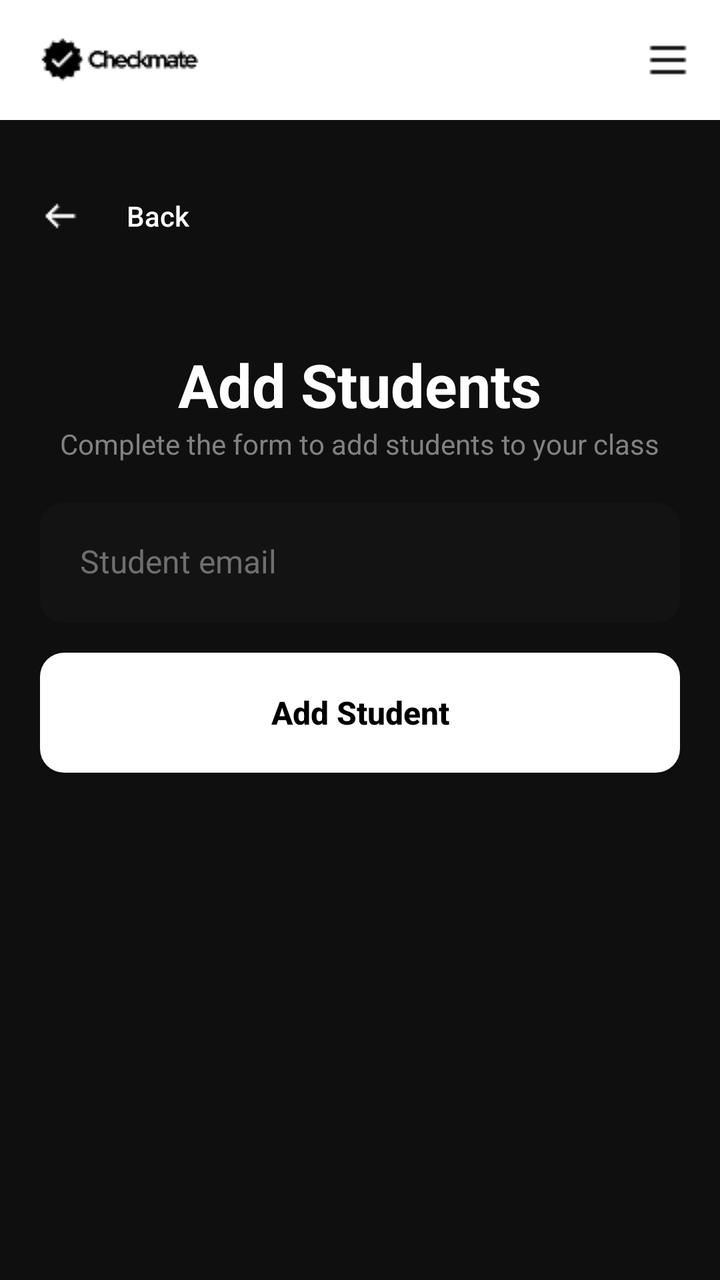
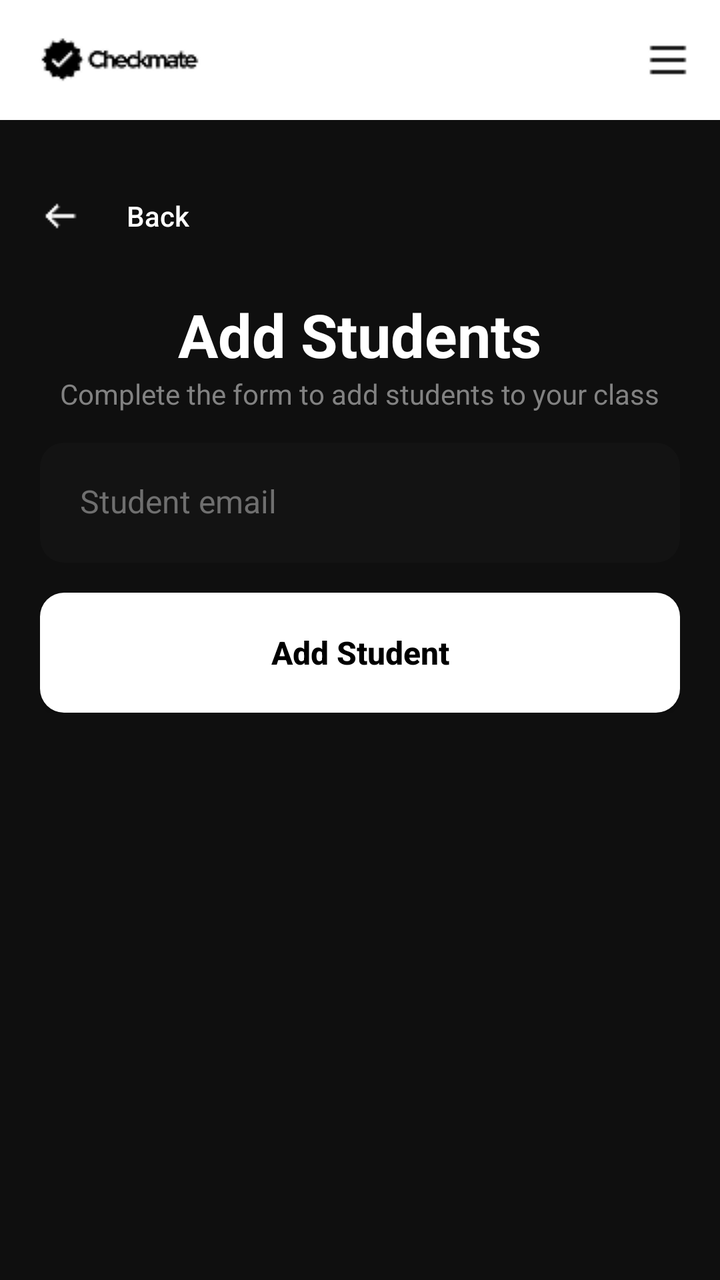

Before-and-after screenshots of an Android layout around one commit, followed by the original layout XML and the change that was made.
<!-- AndroidManifest.xml: application theme Theme.AuthTest -->
<!-- res/layout/activity_add_students_form.xml -->
<?xml version="1.0" encoding="utf-8"?>
<androidx.drawerlayout.widget.DrawerLayout
    xmlns:android="http://schemas.android.com/apk/res/android"
    xmlns:app="http://schemas.android.com/apk/res-auto"
    android:id="@+id/main"
    android:layout_width="match_parent"
    android:layout_height="match_parent"
    android:background="#0F0F0F"
    android:fitsSystemWindows="true">

    <LinearLayout
        android:layout_width="match_parent"
        android:layout_height="match_parent"
        android:orientation="vertical">

        <RelativeLayout
            android:layout_width="match_parent"
            android:layout_height="60dp"
            android:background="#FFFFFF">

            <ImageView
                android:id="@+id/header_logo"
                android:layout_width="wrap_content"
                android:layout_height="wrap_content"
                android:layout_alignParentStart="true"
                android:layout_centerVertical="true"
                android:layout_marginStart="16dp"
                android:src="@drawable/header_logo" />

            <ImageView
                android:id="@+id/hamburger_icon"
                android:layout_width="wrap_content"
                android:layout_height="wrap_content"
                android:layout_alignParentEnd="true"
                android:layout_centerVertical="true"
                android:layout_marginEnd="16dp"
                android:src="@drawable/hamburger_icon" />
        </RelativeLayout>

        <LinearLayout
            android:layout_width="match_parent"
            android:layout_height="wrap_content"
            android:paddingHorizontal="20dp"
            android:paddingTop="24dp">

            <androidx.appcompat.widget.AppCompatButton
                android:id="@+id/backButton"
                android:layout_width="wrap_content"
                android:layout_height="wrap_content"
                android:background="@android:color/transparent"
                android:drawableStart="@drawable/left_arrow"
                android:drawablePadding="10dp"
                android:text="Back"
                android:textAllCaps="false"
                android:textColor="#FFFFFF" />
        </LinearLayout>

        <LinearLayout
            android:layout_width="match_parent"
            android:layout_height="match_parent"
            android:padding="20dp"
            android:orientation="vertical"
            android:gravity="center_horizontal" >

            <TextView
                android:text="Add Students"
                android:textColor="#FFFFFF"
                android:textStyle="bold"
                android:textSize="30sp"
                android:layout_marginTop="20dp"
                android:layout_width="wrap_content"
                android:layout_height="wrap_content" />

            <TextView
                android:text="Complete the form to add students to your class"
                android:textColor="#828282"
                android:layout_marginBottom="20dp"
                android:layout_width="wrap_content"
                android:layout_height="wrap_content" />

            <EditText
                android:id="@+id/studentEmailInput"
                android:layout_width="match_parent"
                android:layout_height="60dp"
                android:hint="Student email"
                android:textColor="#FFFFFF"
                android:textColorHint="#6F6F6F"
                android:textSize="16sp"
                android:background="@drawable/form_border"
                android:padding="20dp"
                android:maxLines="1"
                android:inputType="textEmailAddress"
                android:layout_marginBottom="15dp" />

            <androidx.appcompat.widget.AppCompatButton
                android:id="@+id/addStudentToClassButton"
                android:layout_width="match_parent"
                android:layout_height="60dp"
                android:text="Add Student"
                android:textAllCaps="false"
                android:textStyle="bold"
                android:textSize="16sp"
                android:textColor="#000000"
                android:background="@drawable/create_account_button" />
        </LinearLayout>

    </LinearLayout>

    <com.google.android.material.navigation.NavigationView
        android:id="@+id/navigation_view"
        android:layout_width="280dp"
        android:layout_height="match_parent"
        android:layout_gravity="start"
        android:fitsSystemWindows="true"
        android:background="#1A1A1A"
        app:menu="@menu/menu_drawer"
        app:headerLayout="@layout/drawer_header"
        app:itemTextColor="@color/menu_item_color"
        app:itemIconTint="@color/menu_item_color" />

</androidx.drawerlayout.widget.DrawerLayout>
<!-- res/layout/drawer_header.xml (included above) -->
<?xml version="1.0" encoding="utf-8"?>
<LinearLayout xmlns:android="http://schemas.android.com/apk/res/android"
    android:layout_width="match_parent"
    android:layout_height="200dp"
    android:orientation="vertical"
    android:gravity="bottom"
    android:padding="20dp"
    android:background="#0F0F0F">

    <ImageView
        android:id="@+id/drawer_user_avatar"
        android:layout_width="60dp"
        android:layout_height="60dp"
        android:src="@drawable/default_avatar"
        android:contentDescription="user_avatar"
        android:layout_marginBottom="15dp" />

    <TextView
        android:id="@+id/drawer_user_name"
        android:layout_width="wrap_content"
        android:layout_height="wrap_content"
        android:text="User Name"
        android:textColor="#FFFFFF"
        android:textSize="18sp"
        android:textStyle="bold"
        android:layout_marginBottom="5dp" />

    <TextView
        android:id="@+id/drawer_user_email"
        android:layout_width="wrap_content"
        android:layout_height="wrap_content"
        android:text="user@example.com"
        android:textColor="#828282"
        android:textSize="12sp" />

</LinearLayout>
<!-- resources referenced by this layout -->
<resources>
  <!-- drawable create_account_button (drawable) -->
  <?xml version="1.0" encoding="utf-8"?>
  <shape xmlns:android="http://schemas.android.com/apk/res/android"
      android:shape="rectangle">
      <solid android:color="#FFFFFF" />
      <corners android:radius="12dp" />
  </shape>
  <!-- drawable default_avatar (drawable) -->
  <?xml version="1.0" encoding="utf-8"?>
  <vector xmlns:android="http://schemas.android.com/apk/res/android"
      android:width="24dp"
      android:height="24dp"
      android:viewportWidth="24"
      android:viewportHeight="24">
      <path
          android:fillColor="#FFFFFF"
          android:pathData="M12,12c2.21,0 4,-1.79 4,-4s-1.79,-4 -4,-4 -4,1.79 -4,4 1.79,4 4,4zm0,2c-2.67,0 -8,1.34 -8,4v2h16v-2c0,-2.66 -5.33,-4 -8,-4z" />
  </vector>
  <!-- drawable form_border (drawable) -->
  <?xml version="1.0" encoding="utf-8"?>
  <shape xmlns:android="http://schemas.android.com/apk/res/android"
      android:shape="rectangle">
      <solid android:color="#131313" />
      <corners android:radius="12dp" />
  </shape>
  <!-- drawable hamburger_icon: png bitmap (drawable, 177 bytes) -->
  <!-- drawable header_logo: png bitmap (drawable, 1337 bytes) -->
  <!-- drawable left_arrow: png bitmap (drawable, 316 bytes) -->
  <style name="Theme.AuthTest" parent="Base.Theme.AuthTest" />
  <style name="Base.Theme.AuthTest" parent="Theme.Material3.DayNight.NoActionBar">
          
          
      </style>
</resources>

<!-- the commit's change to res/layout/activity_add_students_form.xml (unified diff, before → after) -->
@@ -41,7 +41,8 @@
             android:layout_width="match_parent"
             android:layout_height="wrap_content"
             android:paddingHorizontal="20dp"
-            android:paddingTop="24dp">
+            android:paddingTop="24dp"
+            android:paddingBottom="15dp">
 
             <androidx.appcompat.widget.AppCompatButton
                 android:id="@+id/backButton"
@@ -57,24 +58,26 @@
 
         <LinearLayout
             android:layout_width="match_parent"
-            android:layout_height="match_parent"
-            android:padding="20dp"
+            android:layout_height="wrap_content"
             android:orientation="vertical"
-            android:gravity="center_horizontal" >
+            android:gravity="center_horizontal"
+            android:paddingTop="0dp"
+            android:paddingStart="20dp"
+            android:paddingEnd="20dp"
+            android:paddingBottom="0dp" >
 
             <TextView
                 android:text="Add Students"
                 android:textColor="#FFFFFF"
                 android:textStyle="bold"
                 android:textSize="30sp"
-                android:layout_marginTop="20dp"
                 android:layout_width="wrap_content"
                 android:layout_height="wrap_content" />
 
             <TextView
                 android:text="Complete the form to add students to your class"
                 android:textColor="#828282"
-                android:layout_marginBottom="20dp"
+                android:layout_marginBottom="15dp"
                 android:layout_width="wrap_content"
                 android:layout_height="wrap_content" />
 
